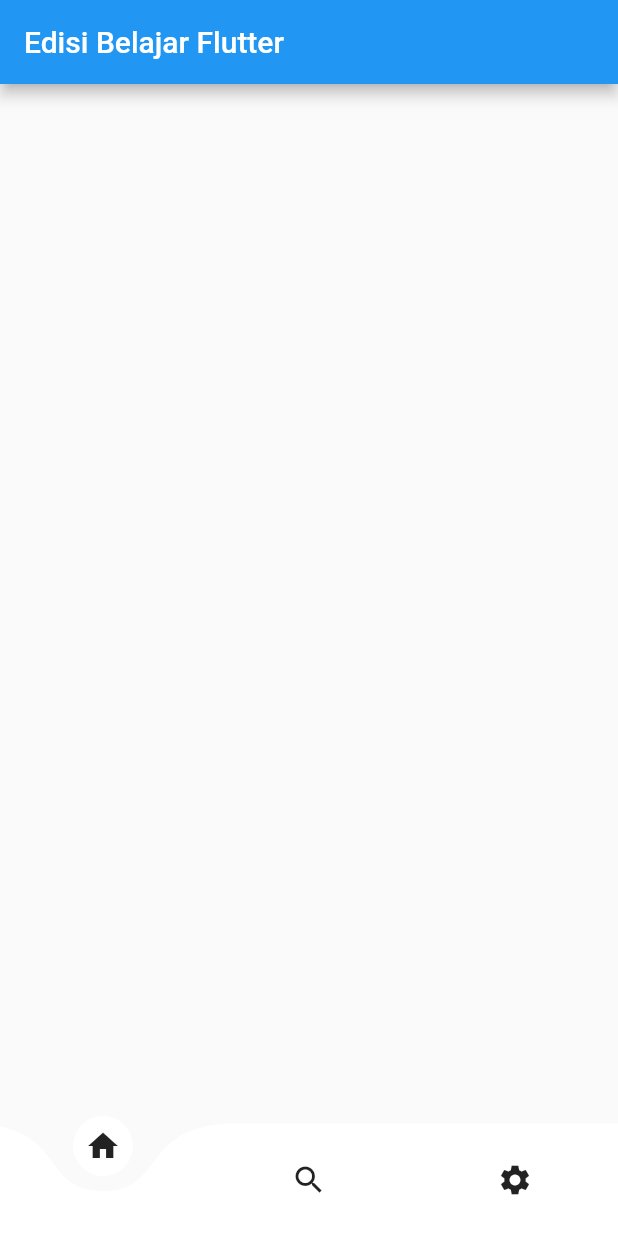
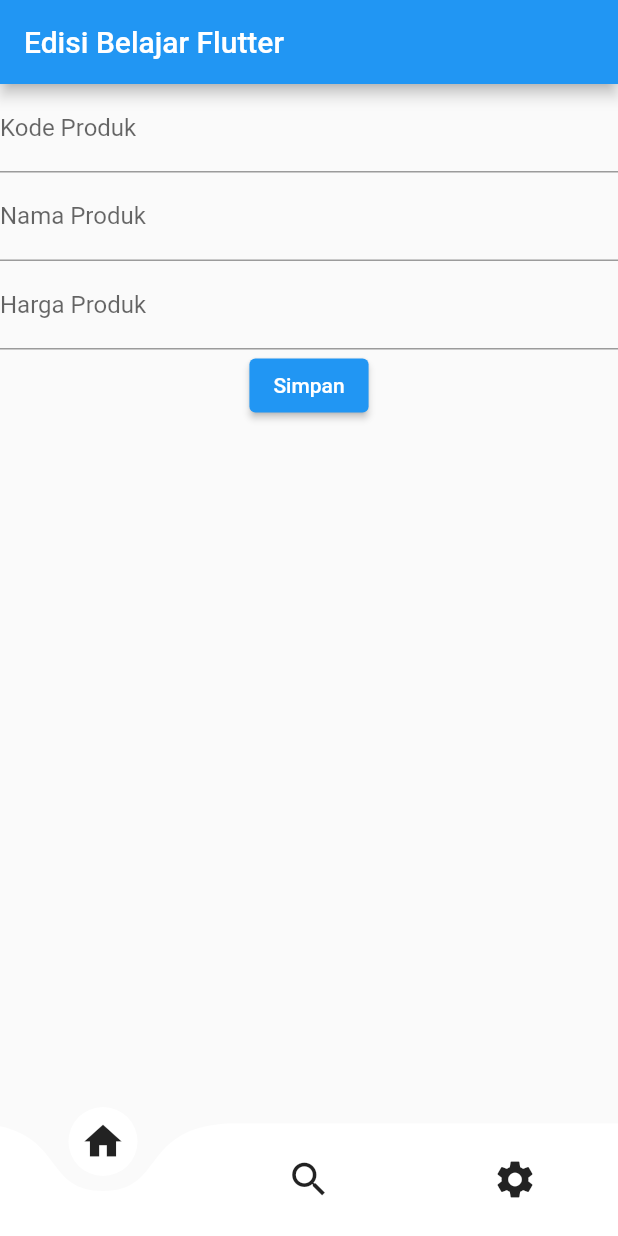
Before and after one commit to Geusan31/flutterApp, a Flutter app: the screen it shows after launch, on a phone screen of 412 x 824 dp. Run offline on Flutter 3.47's test engine with Material 2 defaults, Android fonts, the phone set to English and light mode, and no system bars; drawn by our look-alikes of curved_navigation_bar.

Commit message:
update code

```diff
--- a/lib/main.dart
+++ b/lib/main.dart
@@ -30,21 +30,24 @@ class _CurvedDevState extends State<CurvedDev> {
   @override
   Widget build(BuildContext context) {
     final items = <Widget>[
-      const Icon(
-        Icons.home,
-      ),
-      const Icon(
-        Icons.search,
-      ),
-      const Icon(
-        Icons.settings,
-      ),
+      const Icon(Icons.home, size: 30),
+      const Icon(Icons.search, size: 30),
+      const Icon(Icons.settings, size: 30),
     ];
     // TODO: implement build
     return Scaffold(
         appBar: AppBar(
           title: const Text("Edisi Belajar Flutter"),
         ),
+        body: Column(children: [
+          const TextField(
+              decoration: InputDecoration(labelText: "Kode Produk")),
+          const TextField(
+              decoration: InputDecoration(labelText: "Nama Produk")),
+          const TextField(
+              decoration: InputDecoration(labelText: "Harga Produk")),
+          ElevatedButton(onPressed: () {}, child: const Text("Simpan"))
+        ]),
         bottomNavigationBar: CurvedNavigationBar(
           backgroundColor: Colors.transparent,
           items: items,
```
